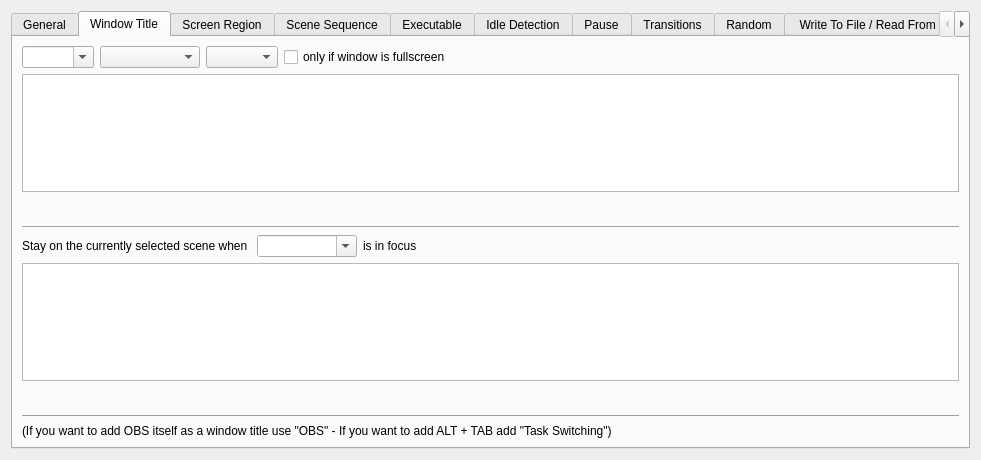
This is forms/advanced-scene-switcher.ui in WarmUpTill/SceneSwitcher as Qt 5 draws it before an edit. The edited form follows.
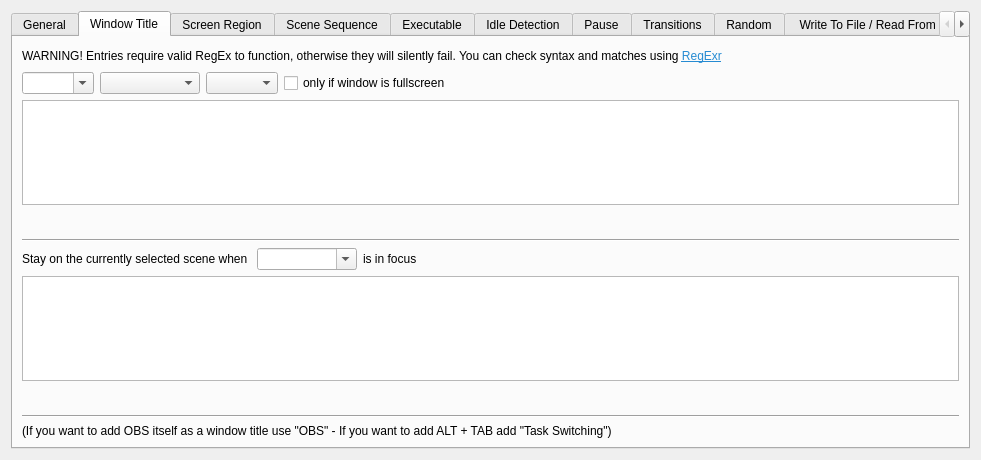
This is the edited form. The open tabs and pages were chosen to show the change. Icons and pictures are not drawn.

Commit message: Remove direct match from window switcher and reorganize

```diff
--- a/forms/advanced-scene-switcher.ui
+++ b/forms/advanced-scene-switcher.ui
@@ -364,6 +364,39 @@
        <string>Window Title</string>
       </attribute>
       <layout class="QVBoxLayout" name="verticalLayout_4">
+       <item>
+        <layout class="QHBoxLayout" name="horizontalLayout_44">
+         <item>
+          <widget class="QLabel" name="label_58">
+           <property name="toolTip">
+            <string>https://regexr.com</string>
+           </property>
+           <property name="text">
+            <string>&lt;html&gt;&lt;head/&gt;&lt;body&gt;&lt;p&gt;WARNING! Entries require valid RegEx to function, otherwise they will silently fail. You can check syntax and matches using &lt;a href=&quot;https://regexr.com&quot;&gt;&lt;span style=&quot; text-decoration: underline; color:#268bd2;&quot;&gt;RegExr&lt;/span&gt;&lt;/a&gt;&lt;/p&gt;&lt;/body&gt;&lt;/html&gt;</string>
+           </property>
+           <property name="textFormat">
+            <enum>Qt::AutoText</enum>
+           </property>
+           <property name="openExternalLinks">
+            <bool>true</bool>
+           </property>
+          </widget>
+         </item>
+         <item>
+          <spacer name="horizontalSpacer_15">
+           <property name="orientation">
+            <enum>Qt::Horizontal</enum>
+           </property>
+           <property name="sizeHint" stdset="0">
+            <size>
+             <width>40</width>
+             <height>20</height>
+            </size>
+           </property>
+          </spacer>
+         </item>
+        </layout>
+       </item>
        <item>
         <layout class="QHBoxLayout" name="horizontalLayout_12">
          <item>
```
The commit also changes 1 other file.
